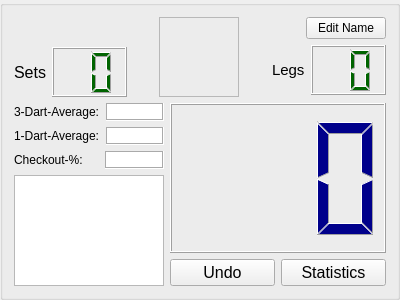
The window that groupbox_player.ui (m1ld3/dartomato) describes before a commit, drawn with Qt 5.
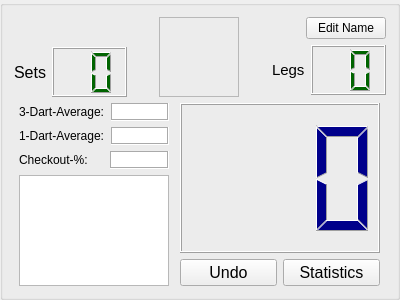
The same window after the commit. Custom widgets are drawn as their Qt base class.

```diff
--- a/groupbox_player.ui
+++ b/groupbox_player.ui
@@ -412,6 +412,12 @@
            <height>100</height>
           </size>
          </property>
+         <property name="maximumSize">
+          <size>
+           <width>200</width>
+           <height>200</height>
+          </size>
+         </property>
          <property name="font">
           <font>
            <pointsize>8</pointsize>
```
